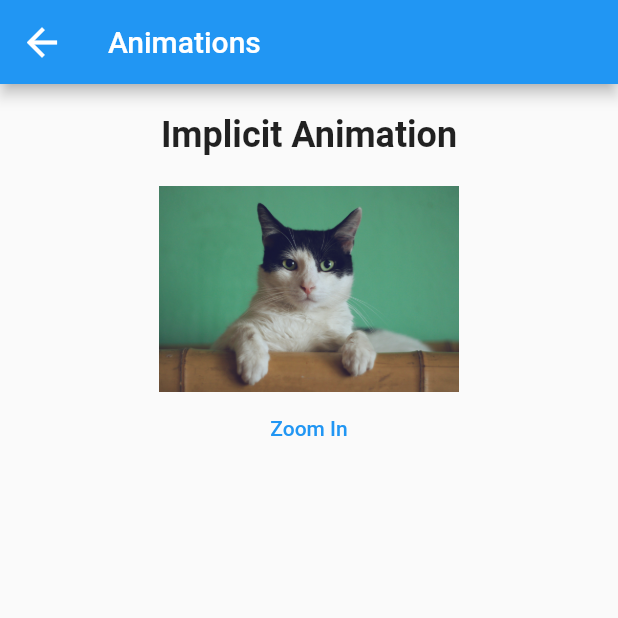
After one commit to alxayeed/flutter-animation-graphics, a Flutter app: the ImplicitAnimationScreen screen opened directly, on a phone screen of 412 x 824 dp, the top half of it. The commit adds this screen. Run offline on Flutter 3.47's test engine with Material 2 defaults, Android fonts, the phone set to English and light mode, and no system bars.

Commit message:
Add: Ui added for implicit animation

```diff
--- a/lib/main.dart
+++ b/lib/main.dart
@@ -2,6 +2,7 @@ import 'package:animation_graphics/screens/3d_animation.dart';
 import 'package:animation_graphics/screens/animated_builder.dart';
 import 'package:animation_graphics/screens/chained_animation_screen.dart';
 import 'package:animation_graphics/screens/hero_animation_screen.dart';
+import 'package:animation_graphics/screens/implicit_animation.dart';
 import 'package:flutter/material.dart';
 import 'dart:math' show pi;
 //TODO: show?
@@ -31,6 +32,10 @@ class MainApp extends StatelessWidget {
       {
         "name":  "Hero Animation",
         "screen": HeroAnimationScreen()
+      },
+      {
+        "name":  "Implicit Animation",
+        "screen": ImplicitAnimationScreen()
       },
     ];
     return MaterialApp(
--- /dev/null
+++ b/lib/screens/implicit_animation.dart
@@ -0,0 +1,60 @@
+import 'package:flutter/material.dart';
+
+class ImplicitAnimationScreen extends StatefulWidget {
+  const ImplicitAnimationScreen({Key? key}) : super(key: key);
+
+  @override
+  State<ImplicitAnimationScreen> createState() =>
+      _ImplicitAnimationScreenState();
+}
+
+class _ImplicitAnimationScreenState extends State<ImplicitAnimationScreen> {
+  bool isZoomed = false;
+  double widthSize = 200.0;
+  String buttonTitle = "Zoom In";
+
+  @override
+  Widget build(BuildContext context) {
+    return Scaffold(
+      appBar: AppBar(
+        title: const Text("Animations"),
+        leading: IconButton(
+          icon: const Icon(Icons.arrow_back),
+          iconSize: 30.0,
+          onPressed: () {
+            Navigator.pop(context);
+          },
+        ),
+      ),
+      body: Column(
+        children: [
+          const SizedBox(height: 20.0),
+          const Center(
+            child: Text(
+              'Implicit Animation',
+              style: TextStyle(
+                fontSize: 24.0,
+                fontWeight: FontWeight.bold,
+              ),
+            ),
+          ),
+          const SizedBox(height: 20.0),
+          Container(
+            width: widthSize,
+            child: Image.asset("assets/images/cat.jpg"),
+          ),
+          TextButton(
+            onPressed: () {
+              setState(() {
+                isZoomed = !isZoomed;
+                buttonTitle = isZoomed ? "Zoom Out" : "Zoom In";
+                widthSize = isZoomed ? MediaQuery.of(context).size.width : 200.0;
+              });
+            },
+            child: Text(buttonTitle),
+          ),
+        ],
+      ),
+    );
+  }
+}
--- a/pubspec.yaml
+++ b/pubspec.yaml
@@ -18,3 +18,6 @@ dev_dependencies:
 
 flutter:
   uses-material-design: true
+
+  assets:
+    - assets/images/cat.jpg
```
Also changed, not shown: assets/images/cat.jpg (added).
